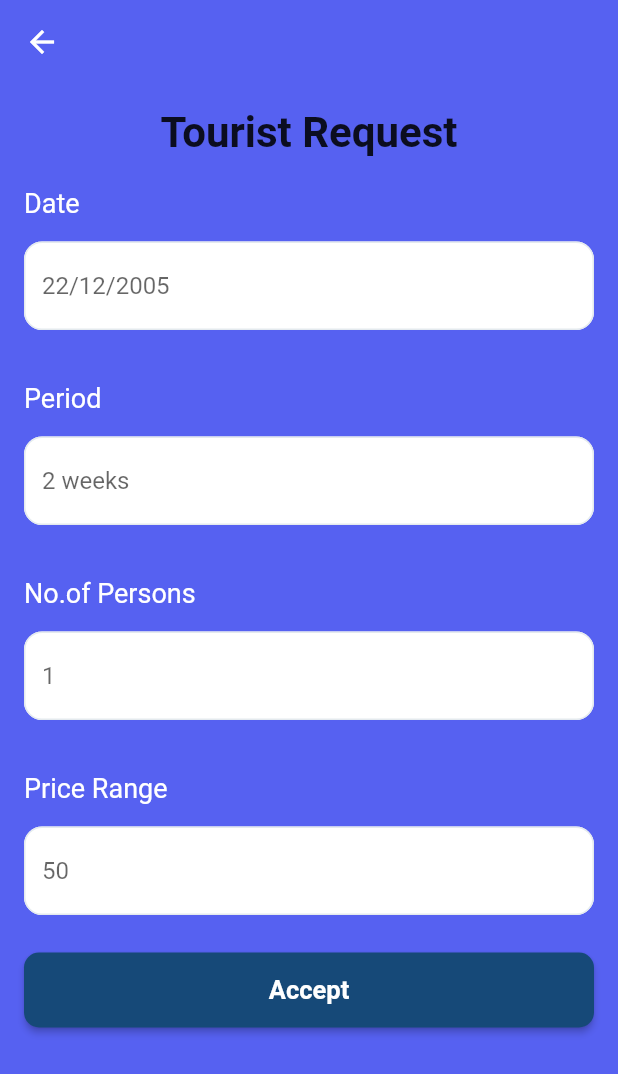
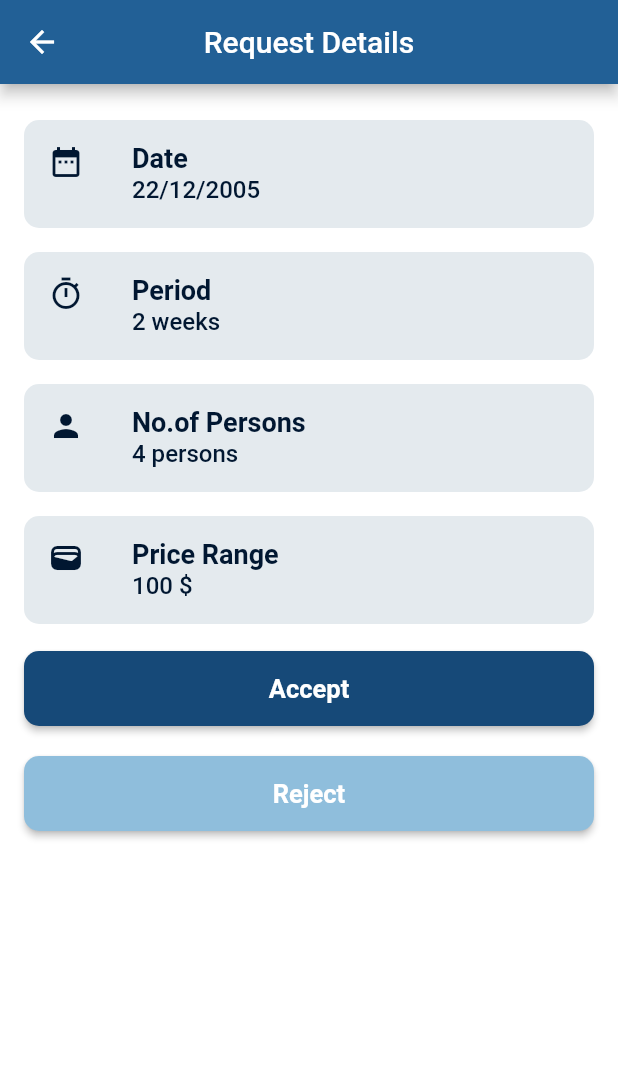
Before and after one commit to samaaahmedd/graduation_projectt, a Flutter app: the RequestPage screen opened directly, after a tap on "Sahar Ahmed", on a phone screen of 412 x 824 dp. Shown: the top 1074 px of the screen. Run offline on Flutter 3.47's test engine with Material 2 defaults, Android fonts, the light colour scheme and no system bars; our stand-ins replace equatable, font_awesome_flutter, iconsax, shared_preferences; missing offline and left inert: multiselect; accounts and stored records are empty; network calls fail.

Commit message:
fix: reguest page

```diff
--- a/lib/request_page/request_page.dart
+++ b/lib/request_page/request_page.dart
@@ -1,6 +1,7 @@
-
 import 'package:flutter/material.dart';
 import 'package:with_me/tourist_request/tourist_request.dart';
+
+import '../common/color/app_color.dart';
 
 class RequestPage extends StatefulWidget {
   const RequestPage({Key? key}) : super(key: key);
@@ -13,42 +14,65 @@ class _RequestPageState extends State<RequestPage> {
   @override
   Widget build(BuildContext context) {
     return Scaffold(
-      backgroundColor: const Color(0xff5661f1),
-      appBar: AppBar(centerTitle: true,title: const Text('Requests' , style: TextStyle(fontSize: 28, fontWeight: FontWeight.bold)),
-        elevation: 0,
-        backgroundColor: Colors.transparent,
+      backgroundColor: AppColors.backgroundColor,
+      appBar: AppBar(
+        title: const Text('My Requests'),
+        centerTitle: true,
+        backgroundColor: AppColors.secondaryColor,
       ),
       body: ListView.builder(
+        padding: const EdgeInsets.all(12),
         itemCount: 5,
         itemBuilder: (context, index) {
-          return
-              GestureDetector(onTap: () {
-                Navigator.of(context).push(MaterialPageRoute(builder: (context) => const TouristRequest(),));
+          return Padding(
+            padding: const EdgeInsets.symmetric(vertical: 8.0),
+            child: GestureDetector(
+              onTap: () {
+                Navigator.of(context).push(MaterialPageRoute(
+                  builder: (context) => const TouristRequest(),
+                ));
               },
-                child: Padding(
-                  padding: const EdgeInsets.all(8.0),
+              child: Material(
+                color: AppColors.sixColor,
+                elevation: 1,
+                borderRadius: BorderRadius.circular(8),
                 child: Row(
                   children: [
                     Container(
-                    height: 50,
-                    width: 50,
-                    decoration: const BoxDecoration(
+                      margin: const EdgeInsets.all(10),
+                      height: 60,
+                      width: 60,
+                      decoration: BoxDecoration(
                           color: Colors.grey,
-                        shape: BoxShape.circle,
-                        image: DecorationImage(
+                          borderRadius: BorderRadius.circular(12),
+                          image: const DecorationImage(
                               image: NetworkImage(
                                   "https://thumbs.dreamstime.com/b/surprised-female-person-confused-isolated-surprised-female-person-confused-isolated-168304856.jpg"),
                               fit: BoxFit.cover)),
                     ),
+                    Expanded(
+                        child: Column(
+                      crossAxisAlignment: CrossAxisAlignment.start,
+                      children: [
+                        Text("Sahar Ahmed",
+                            style: TextStyle(
+                                color: AppColors.textColor,
+                                fontSize: 18,
+                                fontWeight: FontWeight.bold)),
                         const SizedBox(
-                    width: 20,
+                          height: 8,
                         ),
-                  Expanded(child: Text("Sahar Ahmed", style: TextStyle(fontSize: 20, fontWeight: FontWeight.bold))),
-                  const SizedBox(
-                    width: 20,
+                        Text(
+                          "22/12/2005",
+                          style: TextStyle(
+                            fontSize: 14,
+                            color: AppColors.textColor,
                           ),
-                  Text("22/12/2005" , style: TextStyle(fontSize: 16),)],
-
+                        ),
+                      ],
+                    )),
+                  ],
+                ),
               ),
             ),
           );
--- a/lib/tourist_request/tourist_request.dart
+++ b/lib/tourist_request/tourist_request.dart
@@ -1,5 +1,7 @@
 import 'package:flutter/material.dart';
+import 'package:iconsax/iconsax.dart';
 
+import '../common/color/app_color.dart';
 import '../common/custom_widgets/custom_button.dart';
 import '../common/custom_widgets/text_form_field.dart';
 
@@ -11,108 +13,136 @@ class TouristRequest extends StatefulWidget {
 }
 
 class _TouristRequestState extends State<TouristRequest> {
-  String date="";
-  String period="";
-  String noOfPersons="";
-  String pricerange="";
-
   @override
   Widget build(BuildContext context) {
     return Scaffold(
-      backgroundColor: const Color(0xff5661f1),
+      backgroundColor: AppColors.backgroundColor,
       appBar: AppBar(
-        automaticallyImplyLeading: true,
-        elevation: 0,
-        backgroundColor: Colors.transparent,
+        title: const Text('Request Details'),
+        centerTitle: true,
+        backgroundColor: AppColors.secondaryColor,
       ),
-      body:
-      Padding(
+      body: Padding(
         padding: const EdgeInsets.all(16.0),
         child: SingleChildScrollView(
-          child: Column(
-              crossAxisAlignment: CrossAxisAlignment.start,
-
-              children: [
-                Center(child: const Text("Tourist Request",style: TextStyle(fontSize: 28, fontWeight: FontWeight.bold) )),
-                const SizedBox(
-                  height: 20,
+          child:
+              Column(crossAxisAlignment: CrossAxisAlignment.start, children: [
+            Padding(
+              padding: const EdgeInsets.symmetric(vertical: 8.0),
+              child: ListTile(
+                shape: RoundedRectangleBorder(
+                    borderRadius: BorderRadius.circular(10)),
+                tileColor: AppColors.sixColor,
+                title: Text(
+                  "Date",
+                  style: TextStyle(
+                      color: AppColors.textColor,
+                      fontWeight: FontWeight.w600,
+                      fontSize: 18),
                 ),
-
-                const Text(
-                  "Date",
-                  style:
-                  TextStyle(color: Colors.white, fontSize: 18),
+                subtitle: Text(
+                  "22/12/2005",
+                  style: TextStyle(
+                      color: AppColors.textColor,
+                      fontSize: 16,
+                      fontWeight: FontWeight.w500),
                 ),
-                AppTextFormFiled(
-                  hintText: "22/12/2005",
-                  textInputType: TextInputType.datetime,
-                  onChanged: (text) {
-                    date= text;
-                    setState(() {});
-                  },
+                leading: Icon(
+                  Icons.date_range,
+                  color: AppColors.textColor,
                 ),
-                const SizedBox(
-                  height: 20,
               ),
-
-                const Text(
+            ),
+            Padding(
+              padding: const EdgeInsets.symmetric(vertical: 8.0),
+              child: ListTile(
+                shape: RoundedRectangleBorder(
+                    borderRadius: BorderRadius.circular(10)),
+                tileColor: AppColors.sixColor,
+                title: Text(
                   "Period",
-                  style:
-                  TextStyle(color: Colors.white, fontSize: 18),
+                  style: TextStyle(
+                      color: AppColors.textColor,
+                      fontWeight: FontWeight.w600,
+                      fontSize: 18),
                 ),
-                AppTextFormFiled(
-                  hintText: "2 weeks",
-                  textInputType: TextInputType.datetime,
-                  onChanged: (text) {
-                    period= text;
-                    setState(() {});
-                  },
+                subtitle: Text(
+                  "2 weeks",
+                  style: TextStyle(
+                      color: AppColors.textColor,
+                      fontSize: 16,
+                      fontWeight: FontWeight.w500),
                 ),
-                const SizedBox(
-                  height: 20,
+                leading: Icon(
+                  Icons.timer_outlined,
+                  color: AppColors.textColor,
                 ),
-
-                const Text(
+              ),
+            ),
+            Padding(
+              padding: const EdgeInsets.symmetric(vertical: 8.0),
+              child: ListTile(
+                shape: RoundedRectangleBorder(
+                    borderRadius: BorderRadius.circular(10)),
+                tileColor: AppColors.sixColor,
+                title: Text(
                   "No.of Persons",
-                  style:
-                  TextStyle(color: Colors.white, fontSize: 18),
+                  style: TextStyle(
+                      color: AppColors.textColor,
+                      fontWeight: FontWeight.w600,
+                      fontSize: 18),
                 ),
-                AppTextFormFiled(
-                  hintText: "1",
-                  textInputType: TextInputType.number,
-                  onChanged: (text) {
-                    noOfPersons= text;
-                    setState(() {});
-                  },
+                subtitle: Text(
+                  "4 persons",
+                  style: TextStyle(
+                      color: AppColors.textColor,
+                      fontSize: 16,
+                      fontWeight: FontWeight.w500),
                 ),
-                const SizedBox(
-                  height: 20,
+                leading: Icon(
+                  Icons.person,
+                  color: AppColors.textColor,
                 ),
-                const Text(
+              ),
+            ),
+            Padding(
+              padding: const EdgeInsets.symmetric(vertical: 8.0),
+              child: ListTile(
+                shape: RoundedRectangleBorder(
+                    borderRadius: BorderRadius.circular(10)),
+                tileColor: AppColors.sixColor,
+                title: Text(
                   "Price Range",
-                  style:
-                  TextStyle(color: Colors.white, fontSize: 18),
+                  style: TextStyle(
+                      color: AppColors.textColor,
+                      fontWeight: FontWeight.w600,
+                      fontSize: 18),
                 ),
-                AppTextFormFiled(
-                  hintText: "50",
-                  textInputType: TextInputType.number,
-                  onChanged: (text) {
-                    pricerange= text;
-                    setState(() {});
-                  },
+                subtitle: Text(
+                  "100 \$",
+                  style: TextStyle(
+                      color: AppColors.textColor,
+                      fontSize: 16,
+                      fontWeight: FontWeight.w500),
                 ),
-
+                leading: Icon(
+                  Icons.wallet_outlined,
+                  color: AppColors.textColor,
+                ),
+              ),
+            ),
+            CustomButton(
+              onPressed: () {},
+              text: "Accept",
+            ),
             CustomButton(
               onPressed: () {
+                Navigator.pop(context);
               },
-                  text: "Accept",
+              color: AppColors.thirdColor,
+              text: "Reject",
             ),
-
-              ]
-
-
-
-          ),
+          ]),
         ),
       ),
     );
```
Lines whose indentation alone changed are shown as unchanged.
